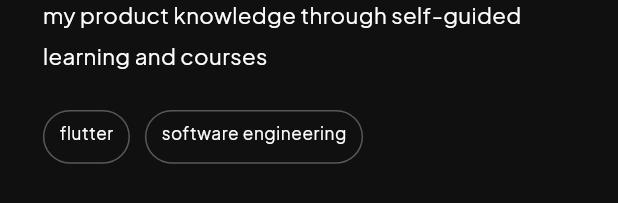
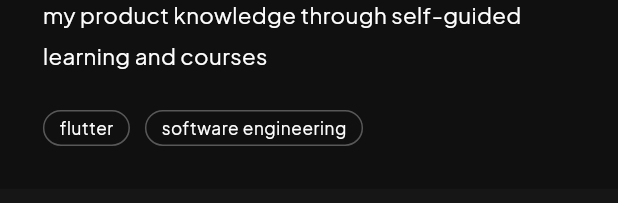
Before and after one commit to idaudk/flutter-portfolio, a Flutter app: the ExperienceCard widget shown alone on an empty page, opened directly with sample values from the repository, on a phone screen of 412 x 824 dp. Shown: the part 633-836 px from the top of the screen. Run offline on Flutter 3.47's test engine with Material 3 defaults, Android fonts, the phone set to English and light mode, and no system bars; our stand-ins replace bloc, cached_network_image, dotted_decoration, equatable, flutter_bloc, flutter_screenutil and 4 more; missing offline and left inert: easy_image_viewer, hyper_effects.

Commit message:
ui fixes

```diff
--- a/lib/ui/widgets/experience_card_widget.dart
+++ b/lib/ui/widgets/experience_card_widget.dart
@@ -121,18 +121,33 @@ class ExperienceCard extends StatelessWidget {
                 _experience.description,
               ),
               Gap(LayoutValues.cardsOuterYSpace + 10),
-              SizedBox(
-                width: double.infinity,
-                height: 30.h,
-                child: ListView.builder(
-                    physics: const BouncingScrollPhysics(),
-                    shrinkWrap: true,
-                    scrollDirection: Axis.horizontal,
-                    itemCount: _experience.tags.length,
-                    itemBuilder: (context, index) {
-                      return PillContainer(text: _experience.tags[index]);
-                    }),
+              SingleChildScrollView(
+                physics: const BouncingScrollPhysics(),
+                padding: const EdgeInsets.only(
+                    // left: LayoutValues.cardsInnerSpace,
+                    // bottom: LayoutValues.cardsInnerSpace
+                    ),
+                scrollDirection: Axis.horizontal,
+                child: Row(
+                    mainAxisAlignment: MainAxisAlignment.start,
+                    children: List.generate(
+                        _experience.tags.length,
+                        (index) =>
+                            PillContainer(text: _experience.tags[index]))),
               ),
+              // SizedBox(
+              //   width: double.infinity,
+              //   height: 30.h,
+              //   child: ListView.builder(
+              //       physics: const BouncingScrollPhysics(),
+              //       shrinkWrap: true,
+              //       scrollDirection: Axis.horizontal,
+              //       itemCount: _experience.tags.length,
+              //       padding: EdgeInsets.zero,
+              //       itemBuilder: (context, index) {
+              //         return PillContainer(text: _experience.tags[index]);
+              //       }),
+              // ),
             ],
           ),
         ),
--- a/lib/ui/widgets/pill_container.dart
+++ b/lib/ui/widgets/pill_container.dart
@@ -21,7 +21,7 @@ class PillContainer extends StatelessWidget {
             border: Border.all(width: 1, color: AppColors.borderColor)),
         child: Text(
           text,
-          style: Theme.of(context).textTheme.bodySmall!.copyWith(),
+          style: Theme.of(context).textTheme.bodySmall!.copyWith(height: 0),
         ));
   }
 }
--- a/lib/ui/widgets/sections/footer_section.dart
+++ b/lib/ui/widgets/sections/footer_section.dart
@@ -42,7 +42,7 @@ class Footer extends StatelessWidget {
           Text('Design & developed by Daud K',
               style: Theme.of(context).textTheme.labelMedium),
           Gap(20.h),
-          Text('Daud K |  Software Engineer  | PEW',
+          Text('Daud K | Software Engineer | PEW',
               style: Theme.of(context).textTheme.labelMedium),
           Gap(5.h),
           SelectableText(Constants.email,
@@ -54,6 +54,7 @@ class Footer extends StatelessWidget {
                 onPressed: () {
                   launchNewTabClient(Constants.githubLink);
                 },
+                tooltip: 'Github',
                 icon: const FaIcon(
                   FontAwesomeIcons.github,
                   size: 20,
@@ -64,6 +65,7 @@ class Footer extends StatelessWidget {
                   onPressed: () {
                     launchNewTabClient(Constants.linkedInLink);
                   },
+                  tooltip: 'LinkedIn',
                   icon: const FaIcon(
                     FontAwesomeIcons.linkedin,
                     size: 20,
@@ -73,6 +75,7 @@ class Footer extends StatelessWidget {
                   onPressed: () {
                     launchNewTabClient(Constants.dribbleLink);
                   },
+                  tooltip: 'Dribbble',
                   icon: const FaIcon(
                     FontAwesomeIcons.dribbble,
                     size: 20,
@@ -82,6 +85,7 @@ class Footer extends StatelessWidget {
                   onPressed: () {
                     launchNewTabClient(Constants.spotifyLink);
                   },
+                  tooltip: 'Spotify Playlist',
                   icon: const FaIcon(
                     FontAwesomeIcons.spotify,
                     size: 20,
--- a/lib/ui/widgets/work_card.dart
+++ b/lib/ui/widgets/work_card.dart
@@ -67,18 +67,21 @@ class WorkCard extends StatelessWidget {
                       singleItem.link == null
                           ? const SizedBox.shrink()
                           : IconButton.outlined(
+                              tooltip: 'Store Link',
                               onPressed: () async {
                                 launchNewTabClient(singleItem.link!);
                               },
                               icon: const Icon(CupertinoIcons.link)),
                       singleItem.isAndroid
                           ? IconButton.outlined(
+                              tooltip: 'Android Application',
                               mouseCursor: SystemMouseCursors.basic,
                               onPressed: () {},
                               icon: const Icon(Icons.android))
                           : const SizedBox.shrink(),
                       singleItem.isIos
                           ? IconButton.outlined(
+                              tooltip: 'IOS Application',
                               onPressed: () {},
                               mouseCursor: SystemMouseCursors.basic,
                               icon: const Icon(Icons.apple))
```
Also changed, not shown: 3 other files.
